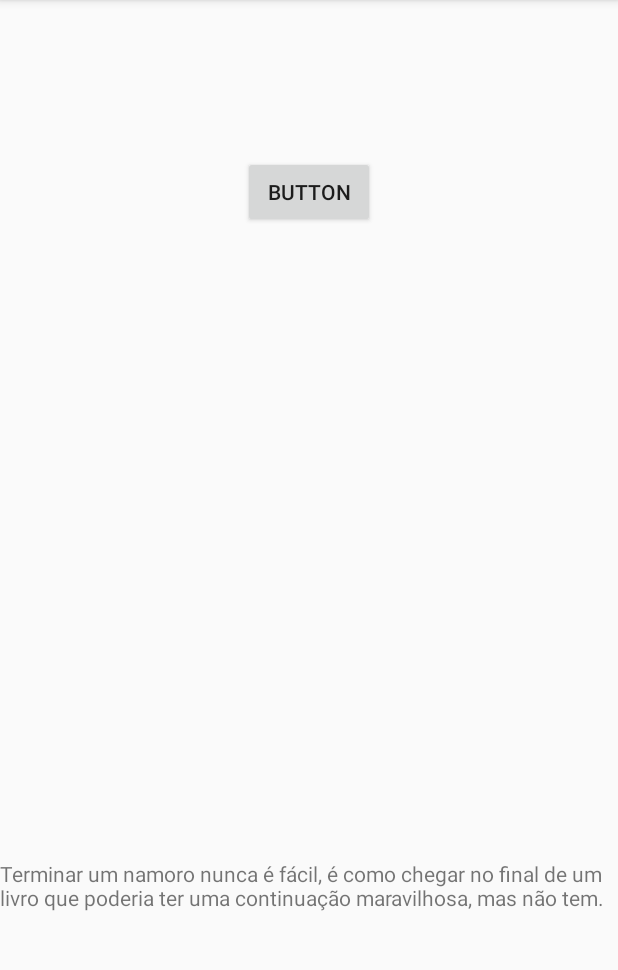
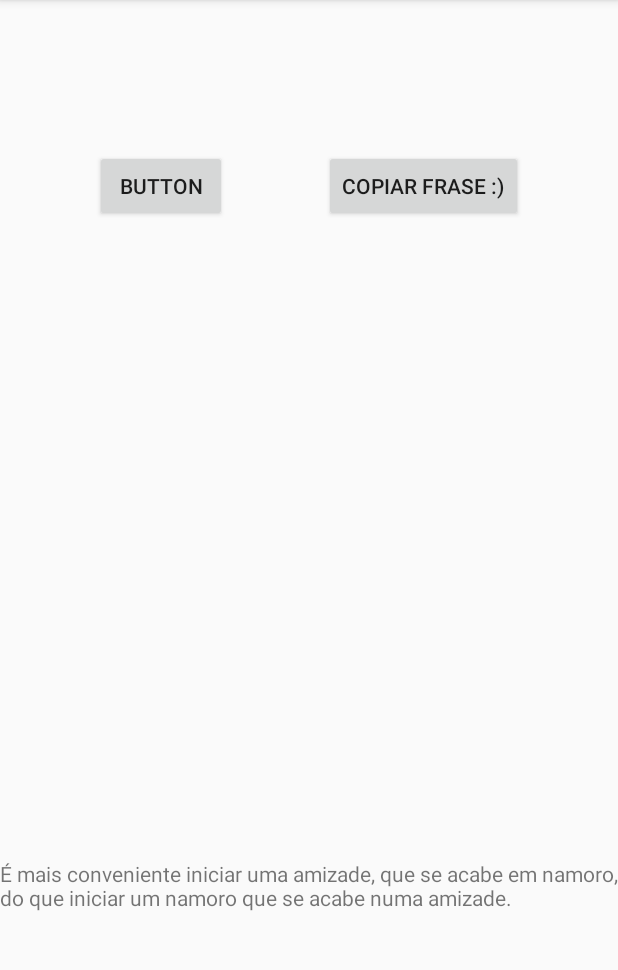
Before and after one commit to rafasera/NamoroTheEnd, an Android app: the screen it shows after launch (MainActivity), after a tap on "BUTTON", on a phone screen of 412 x 824 dp, the part 84-1054 px from its top. Run offline under Robolectric (Android 15) with nearby library versions, the phone set to English and light mode, and no system bars.

Commit message:
Prate do codigo java OK, falta apenas a UX de usuario para a tela

```diff
--- a/app/build.gradle
+++ b/app/build.gradle
@@ -25,4 +25,5 @@ dependencies {
     testImplementation 'junit:junit:4.12'
     androidTestImplementation 'com.android.support.test:runner:1.0.2'
     androidTestImplementation 'com.android.support.test.espresso:espresso-core:3.0.2'
+    implementation 'com.android.support:design:27.1.1'
 }
--- a/app/src/main/java/com/example/rafae/namorotheend/Frases.java
+++ b/app/src/main/java/com/example/rafae/namorotheend/Frases.java
@@ -7,7 +7,7 @@ public class Frases {
             "Quem põe ponto final numa paixão com o ódio, ou ainda ama, ou não consegue deixar de sofrer.",
             "Terminar um namoro nunca é fácil, é como chegar no final de um livro que poderia ter uma continuação maravilhosa, mas não tem.",
             "Espero que todas as lágrimas que estou derramando, lavem de vez a minha alma das expectativas frustradas de ser feliz ao seu lado.",
-            "A gente acha que já superou, que já esqueceu. Mas tem horas que o coração aperta de novo, né?”",
+            "A gente acha que já superou, que já esqueceu. Mas tem horas que o coração aperta de novo, né?",
             "Não ame pela beleza, pois um dia ela acaba. Não ame por admiração, pois um dia você se decepciona. Ame apenas, pois o tempo nunca pode acabar com um amor sem explicação.",
             "O amor não tem tempo para acontecer, só acontece uma vez e não acaba; se você acha que ele já aconteceu e lamenta por ter acabado é por que ele nem começou.",
             "Amor não é aquilo que quando chega você torce para que nunca acabe. O nome disso é feriado.",
@@ -24,7 +24,64 @@ public class Frases {
             "O nosso namoro acabou no dia em que meu amor próprio aumentou.",
             "Não estava preparada para ver fugir da minha mão aquilo que eu julgava ser eterno no meu coração.",
             "Final de relação não é só janela que fecha, mas também porta que abre!",
-            "frase6",
+            "No futuro não sei, mas agora temos caminhos diferentes, mesmo que ainda moremos no coração um do outro.",
+            "É triste! Mas acabou, e agora só me resta ser feliz sem a pessoa que um dia amei perdidamente.",
+            "A Vida Segue.",
+            "Porque a vida segue. Mas o que foi bonito fica com toda a força. Mesmo que a gente tente apagar com outras coisas bonitas ou leves, certos momentos nem o tempo apaga. E a gente lembra. E já não dói mais. Mas dá saudade... Uma saudade que faz os olhos brilharem por alguns segundos e um sorriso escapar volta e meia, quando a cabeça insiste em trazer a tona, o que o coração vive tentando deixar pra trás.",
+            "É muito difícil ter que esquecer quem aprendemos a amar.",
+            "E mesmo sorrindo por ai...Cada um sabe a falta que o outro faz.",
+            "Quando se lembrar de mim, de nós, lembra que não foi por minha vontade acabar assim.",
+            "Foi amizade, foi gostar, foi paixão, foi amar, e depois? Depois foi embora.",
+            "Pior que o término de um relacionamento, é não entender os motivos que levaram a esse fim.",
+            "Depois que você termina um namoro longo,\n" +
+                    "você começa a selecionar demais, \n" +
+                    "não entrega seu coração \n" +
+                    "como um dia já entregou.\n" +
+                    "Procura erros em todo mundo.\n" +
+                    "ao invés de valorizar as qualidades.\n",
+            "No momento que ela decidiu a musica final do relacionamento, nada a fez voltar atrás afinal, a vida dela sempre por trilhada por músicas agora não seria diferente.",
+            "Pensei em centenas de coisas para te dizer quando me pediu pra voltar. Sim. Não. Talvez. Quem sabe. Podemos tentar. Mas, eis: minha resposta:\n" +
+                    "Partiu novo amor. Partiu novos planos. Partiu. Parti. Tchau!\n",
+            "Motivos para fim do namoro: incompatibilidade de maturidade.",
+            "Nossa como você tá magrinha, deve tá sofrendo com o fim do namoro né?\n" +
+                    "É, sair pra queimar calorias dançando e beijando outros caras, ao invés daqueles programinhas onde a gente só comia, tem sido bem sofrido mesmo.\n",
+            "O Jeito mais fácil de estragar tudo, é dizer a coisa certa, usando as palavras erradas",
+            "Se inviável é a correção, oportuno é o ponto final.",
+            "Todo relacionamento que não acaba com separação, acaba em morte. Tudo desmorona no final.",
+            "Final de relacionamento: Um lado, refaz a vida do jeito que quer, o outro, do jeito que pode.",
+            "O amor as vezes é uma piada mal contada, você cria expectativas e no final não tem graça.",
+            "Nunca deposite sua felicidade em coisas, relacionamentos e pessoas, pois as coisas quebram, os relacionamentos terminam e as pessoas se vão.",
+            "Relacionamentos quase nunca acontecem como queremos. Isso porque podemos escolher o que fazemos, mas não o que recebemos.",
+            "Estar apaixonado não é problema.\n" +
+                    "O problema é quando você se apaixona por alguém que está longe de merecer qualquer tipo de afeto.\n",
+            "Quase paixão, quase amor, quase namoro, quase término, quase melhores amigos, quase para sempre, quase feliz. Cansei de quase.",
+            "É mais conveniente iniciar uma amizade, que se acabe em namoro, do que iniciar um namoro que se acabe numa amizade.",
+            "Como eu termino meu namoro da melhor forma possível? \n" +
+                    "Chega para o seu namorado e fala: \"Amor, me desculpa, mas Deus mandou amar o próximo\"\n",
+            "Tudo que começa tem fim, mas têm coisas que o fim é melhor que o começo.",
+            "Eu não sinto mais tanto sua falta quanto sentia antes!",
+            "Logo você encontrará outra pessoa. Procure nos achados e perdidos… principalmente nos perdidos.",
+            "Eu realmente gostaria de me casar com você, mas esperar que a morte nos separe é tempo demais.",
+            "Nós temos religiões diferentes... Você pensa que é Deus e eu não concordo.",
+            "Frequentamos grupos diferentes e somos muito diferentes um do outro. No inicio, isso foi maravilhoso e emocionante, mas para continuar, notei que será um problema para nós dois, por isso vou terminar.",
+            "Sabes, tu és a pessoa certa na hora errada",
+            "É que não temos mais química. Nem química, nem física, nem geometria (não nos cruzamos mais), nem matemática (porque não dividimos mais nada), e nem português (porque não falamos a mesma língua).",
+            "Eu andei a pensar em nós e… acho que temos objetivos diferentes, sabe",
+            "Saiba que eu levei você a sério. E isso é o que mais me dói.",
+            "Terminar faz parte da vida. Faz parte da vida terminar coisas ruins, para outras coisas BOAS entrarem.",
+            "Preciso me encontrar\n" +
+                    "Sinto que ainda não estou pronto(a), preciso me encontrar primeiro.\n",
+            "Eu tenho transtorno do déficit de atenção e não consigo ficar interessado em você por tempo suficiente.",
+            "Antes que seja tarde, \n" +
+                    "É melhor terminarmos agora que ainda somos amigos. Porque se continuar assim, nós não vamos aguentar olhar sequer um para o outro.\n",
+            "Eu não te mereço. Você é demais para mim. Tenho certeza que vai encontrar alguém melhor do que eu, que te mereça.",
+            "Você ainda vai conhecer uma pessoa maravilhosa… e paciente… principalmente paciente.",
+            "Acredito em finais felizes. Tipo, acabou agora e eu estou super feliz! Um final feliz.",
+            "O amor é uma viagem, por isso agradeço a sua carona.",
+            "Nosso relacionamento é do tipo PLUFT, PLAFT ZUM: Não vai a lugar nenhum.",
+            "Certas coisas podem ter me feito sofrer, mas elas simplesmente precisavam acontecer pra me fazer crescer.",
+            "Ainda sou apaixonada, sim. Mas desisti de você antes que eu tivesse que desistir de mim.",
+            "Eu gosto de você, mas com você ou sem você, segue o baile.",
 
     };
 
--- a/app/src/main/java/com/example/rafae/namorotheend/MainActivity.java
+++ b/app/src/main/java/com/example/rafae/namorotheend/MainActivity.java
@@ -1,9 +1,14 @@
 package com.example.rafae.namorotheend;
 
+import android.content.ClipData;
+import android.content.ClipboardManager;
+import android.content.Context;
+import android.support.design.widget.TextInputEditText;
 import android.support.v7.app.AppCompatActivity;
 import android.os.Bundle;
 import android.view.View;
 import android.widget.TextView;
+import android.widget.Toast;
 
 import java.util.Random;
 
@@ -14,17 +19,41 @@ public class MainActivity extends AppCompatActivity {
         super.onCreate(savedInstanceState);
         setContentView(R.layout.activity_main);
     }
-    // foi instanciado o metodo da classe Frases para trazer o nome das frases
+
+    // foi instanciado o metodo da classe Frases para trazer o valor das frases
     Frases minhaFrase = new Frases();
+    public String recebeFrase;
 
-    public void alteraFrase(View view){
+    public void alteraFrase(View view) {
 
         // Random com limitador a partir da classe intanciada
         int numero = new Random().nextInt(minhaFrase.frase.length);
 
         // apresenta a frase
-        TextView suaFrase = findViewById(R.id.txtFrase);
+        TextView suaFrase = (TextView) findViewById(R.id.txtFrase);
         suaFrase.setText(minhaFrase.frase[numero]);
+        recebeFrase = (String) suaFrase.getText();
+    }
+
+    // Bloco para copiar a frase carregada.
+
+    private void copyFrase() {
+        // Gets a handle to the clipboard service.
+        ClipboardManager clipboard = (ClipboardManager)
+                getSystemService(Context.CLIPBOARD_SERVICE);
+
+        // Criar um novo clip text que recebe o valor do clipboard
+        ClipData clipData = ClipData.newPlainText("",recebeFrase);
+        // Passa para o serviço de clipboard
+        clipboard.setPrimaryClip(clipData);
+        // Mensagem que indica que o texto foi copiado
+        Toast.makeText(this, "Essa frase foi copiada: " + recebeFrase, Toast.LENGTH_LONG).show();
+
+    }
+
+    public void fraseCopiar(View view){
+        copyFrase();
+
     }
 
 
--- a/app/src/main/res/layout/activity_main.xml
+++ b/app/src/main/res/layout/activity_main.xml
@@ -17,13 +17,27 @@
         app:layout_constraintStart_toStartOf="parent" />
 
     <Button
-        android:id="@+id/btnFrase"
+        android:id="@+id/btnCopiar"
         android:layout_width="wrap_content"
         android:layout_height="wrap_content"
-        android:layout_marginTop="104dp"
+        android:layout_marginTop="100dp"
+        android:onClick="fraseCopiar"
+        android:text="Copiar Frase :)"
+        app:layout_constraintEnd_toEndOf="parent"
+        app:layout_constraintHorizontal_bias="0.774"
+        app:layout_constraintStart_toStartOf="parent"
+        app:layout_constraintTop_toTopOf="parent" />
+
+    <Button
+        android:id="@+id/btnFrase2"
+        android:layout_width="wrap_content"
+        android:layout_height="wrap_content"
+        android:layout_marginTop="100dp"
         android:onClick="alteraFrase"
         android:text="Button"
         app:layout_constraintEnd_toEndOf="parent"
+        app:layout_constraintHorizontal_bias="0.195"
         app:layout_constraintStart_toStartOf="parent"
         app:layout_constraintTop_toTopOf="parent" />
+
 </android.support.constraint.ConstraintLayout>
```
